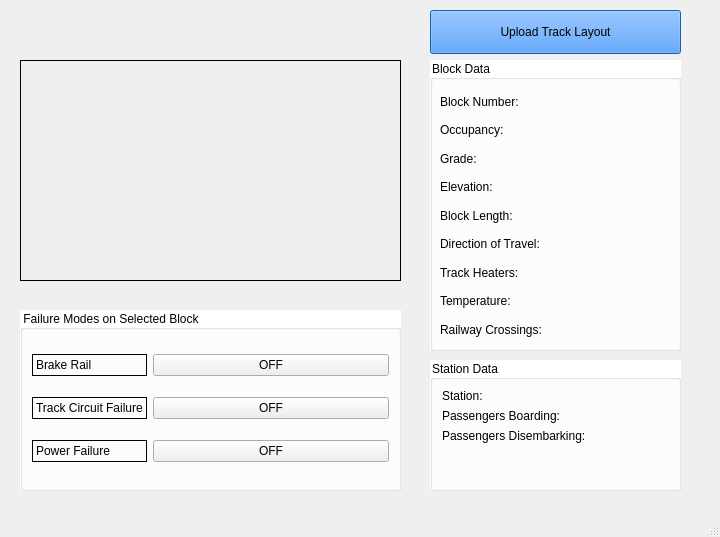
The window that Track Model/Track_Model.ui (asmithie13/ECE-1140) describes before a commit, drawn with Qt 5.
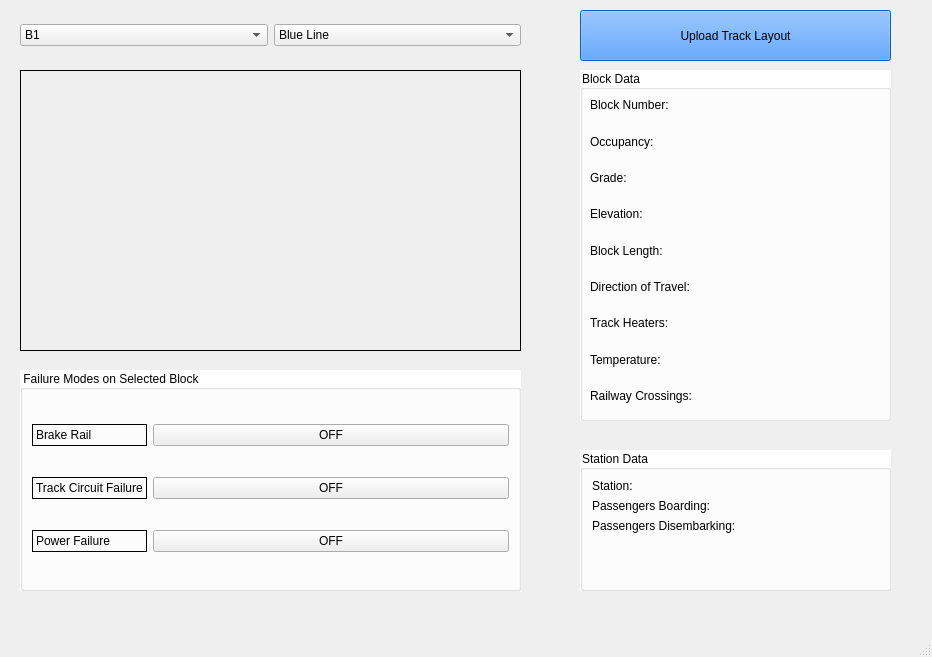
The same window after the commit. Icons and pictures are not drawn.

```diff
--- a/Track Model/Track_Model.ui
+++ b/Track Model/Track_Model.ui
@@ -6,8 +6,8 @@
    <rect>
     <x>0</x>
     <y>0</y>
-    <width>720</width>
-    <height>537</height>
+    <width>932</width>
+    <height>657</height>
    </rect>
   </property>
   <property name="sizePolicy">
@@ -23,10 +23,10 @@
    <widget class="QPushButton" name="pushButton">
     <property name="geometry">
      <rect>
-      <x>430</x>
+      <x>580</x>
       <y>10</y>
-      <width>251</width>
-      <height>44</height>
+      <width>311</width>
+      <height>51</height>
      </rect>
     </property>
     <property name="autoFillBackground">
@@ -66,9 +66,9 @@
     <property name="geometry">
      <rect>
       <x>20</x>
-      <y>310</y>
-      <width>381</width>
-      <height>181</height>
+      <y>370</y>
+      <width>501</width>
+      <height>221</height>
      </rect>
     </property>
     <property name="styleSheet">
@@ -144,9 +144,9 @@
     <property name="geometry">
      <rect>
       <x>20</x>
-      <y>60</y>
-      <width>381</width>
-      <height>221</height>
+      <y>70</y>
+      <width>501</width>
+      <height>281</height>
      </rect>
     </property>
     <property name="frameShape">
@@ -165,10 +165,10 @@
    <widget class="QGroupBox" name="groupBox_2">
     <property name="geometry">
      <rect>
-      <x>430</x>
-      <y>60</y>
-      <width>251</width>
-      <height>291</height>
+      <x>580</x>
+      <y>70</y>
+      <width>311</width>
+      <height>351</height>
      </rect>
     </property>
     <property name="styleSheet">
@@ -184,9 +184,9 @@
      <property name="geometry">
       <rect>
        <x>10</x>
-       <y>30</y>
-       <width>151</width>
-       <height>251</height>
+       <y>20</y>
+       <width>161</width>
+       <height>321</height>
       </rect>
      </property>
      <layout class="QVBoxLayout" name="verticalLayout">
@@ -259,10 +259,10 @@
    <widget class="QGroupBox" name="groupBox_3">
     <property name="geometry">
      <rect>
-      <x>430</x>
-      <y>360</y>
-      <width>251</width>
-      <height>131</height>
+      <x>580</x>
+      <y>450</y>
+      <width>311</width>
+      <height>141</height>
      </rect>
     </property>
     <property name="styleSheet">
@@ -298,6 +298,107 @@
      </item>
     </layout>
    </widget>
+   <widget class="QWidget" name="layoutWidget">
+    <property name="geometry">
+     <rect>
+      <x>20</x>
+      <y>10</y>
+      <width>501</width>
+      <height>51</height>
+     </rect>
+    </property>
+    <layout class="QGridLayout" name="gridLayout_2">
+     <item row="0" column="0">
+      <widget class="QComboBox" name="comboBox">
+       <item>
+        <property name="text">
+         <string>B1</string>
+        </property>
+       </item>
+       <item>
+        <property name="text">
+         <string>B2</string>
+        </property>
+       </item>
+       <item>
+        <property name="text">
+         <string>B3</string>
+        </property>
+       </item>
+       <item>
+        <property name="text">
+         <string>B4</string>
+        </property>
+       </item>
+       <item>
+        <property name="text">
+         <string>B5</string>
+        </property>
+       </item>
+       <item>
+        <property name="text">
+         <string>B6</string>
+        </property>
+       </item>
+       <item>
+        <property name="text">
+         <string>B7</string>
+        </property>
+       </item>
+       <item>
+        <property name="text">
+         <string>B8</string>
+        </property>
+       </item>
+       <item>
+        <property name="text">
+         <string>B9</string>
+        </property>
+       </item>
+       <item>
+        <property name="text">
+         <string>B10</string>
+        </property>
+       </item>
+       <item>
+        <property name="text">
+         <string>B11</string>
+        </property>
+       </item>
+       <item>
+        <property name="text">
+         <string>B12</string>
+        </property>
+       </item>
+       <item>
+        <property name="text">
+         <string>B13</string>
+        </property>
+       </item>
+       <item>
+        <property name="text">
+         <string>B14</string>
+        </property>
+       </item>
+       <item>
+        <property name="text">
+         <string>B15</string>
+        </property>
+       </item>
+      </widget>
+     </item>
+     <item row="0" column="1">
+      <widget class="QComboBox" name="comboBox_2">
+       <item>
+        <property name="text">
+         <string>Blue Line</string>
+        </property>
+       </item>
+      </widget>
+     </item>
+    </layout>
+   </widget>
+   <zorder>layoutWidget</zorder>
    <zorder>pushButton</zorder>
    <zorder>label</zorder>
    <zorder>groupBox</zorder>
```
Left out of the diff: 2 changed lines with no effect on the pictures.
